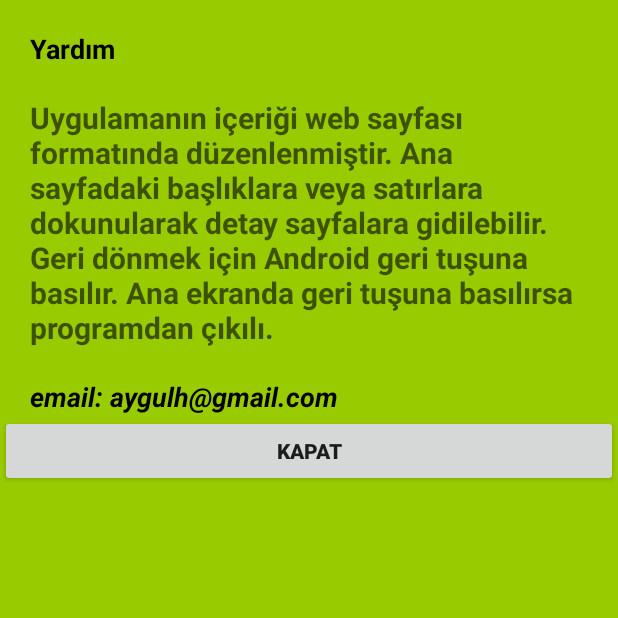
After one commit to aygulh/Bahcecilik, an Android app: the AboutActivity screen opened directly, with no data from a screen before it, on a phone screen of 412 x 824 dp, the top half of it. The commit adds this screen. Run offline under Robolectric (Android 15) with nearby library versions, the phone set to English and light mode, and no system bars.

Commit message:
tracker functionality, about screen added

```diff
--- /dev/null
+++ b/app/src/main/java/com/xagnhay/bahcecilik/AboutActivity.java
@@ -0,0 +1,30 @@
+package com.xagnhay.bahcecilik;
+
+import android.app.Activity;
+import android.os.Bundle;
+import android.view.View;
+import android.widget.Button;
+
+/**
+ * Created by hidir on 16.02.2017.
+ */
+
+public class AboutActivity extends Activity {
+
+    @Override
+    protected void onCreate(Bundle savedInstanceState) {
+        super.onCreate(savedInstanceState);
+        setContentView(R.layout.activity_about);
+
+
+
+        final Button  btnClose = (Button) findViewById(R.id.btnClose);
+        btnClose.setOnClickListener(new View.OnClickListener(){
+
+            @Override
+            public void onClick(View v) {
+                finish();
+            }
+        });
+    }
+}
--- /dev/null
+++ b/app/src/main/java/com/xagnhay/bahcecilik/BahcecilikApplication.java
@@ -0,0 +1,52 @@
+/*
+ * Copyright Google Inc. All Rights Reserved.
+ *
+ * Licensed under the Apache License, Version 2.0 (the "License");
+ * you may not use this file except in compliance with the License.
+ * You may obtain a copy of the License at
+ *
+ *     http://www.apache.org/licenses/LICENSE-2.0
+ *
+ * Unless required by applicable law or agreed to in writing, software
+ * distributed under the License is distributed on an "AS IS" BASIS,
+ * WITHOUT WARRANTIES OR CONDITIONS OF ANY KIND, either express or implied.
+ * See the License for the specific language governing permissions and
+ * limitations under the License.
+ */
+
+package com.xagnhay.bahcecilik;
+
+import android.app.Application;
+
+import com.google.android.gms.analytics.GoogleAnalytics;
+import com.google.android.gms.analytics.Tracker;
+
+/**
+ * This is a subclass of {@link Application} used to provide shared objects for this app, such as
+ * the {@link Tracker}.
+ */
+public class BahcecilikApplication extends Application {
+
+  private static GoogleAnalytics sAnalytics;
+  private static Tracker sTracker;
+
+  @Override
+  public void onCreate() {
+    super.onCreate();
+
+    sAnalytics = GoogleAnalytics.getInstance(this);
+  }
+
+  /**
+   * Gets the default {@link Tracker} for this {@link Application}.
+   * @return tracker
+   */
+  synchronized public Tracker getDefaultTracker() {
+    // To enable debug logging use: adb shell setprop log.tag.GAv4 DEBUG
+    if (sTracker == null) {
+      sTracker = sAnalytics.newTracker(R.xml.global_tracker);
+    }
+
+    return sTracker;
+  }
+}
--- a/app/src/main/java/com/xagnhay/bahcecilik/MainActivity.java
+++ b/app/src/main/java/com/xagnhay/bahcecilik/MainActivity.java
@@ -1,5 +1,6 @@
 package com.xagnhay.bahcecilik;
 
+import android.content.Intent;
 import android.support.v7.app.AppCompatActivity;
 import android.os.Bundle;
 import android.view.Menu;
@@ -8,14 +9,27 @@ import android.webkit.WebSettings;
 import android.webkit.WebView;
 import android.webkit.WebViewClient;
 
+import com.google.android.gms.analytics.Tracker;
+import com.google.android.gms.analytics.HitBuilders;
+
 public class MainActivity extends AppCompatActivity {
 
     private WebView mWebView;
+    private Tracker mTracker;
 
     @Override
     protected void onCreate(Bundle savedInstanceState) {
         super.onCreate(savedInstanceState);
         setContentView(R.layout.activity_main);
+
+        // [START shared_tracker]
+        // Obtain the shared Tracker instance.
+        BahcecilikApplication application = (BahcecilikApplication) getApplication();
+        mTracker = application.getDefaultTracker();
+
+        mTracker.setScreenName(MainActivity.class.getSimpleName());
+        mTracker.send(new HitBuilders.ScreenViewBuilder().build());
+
 
         mWebView = (WebView) findViewById(R.id.activity_main_webview);
 
@@ -45,7 +59,7 @@ public class MainActivity extends AppCompatActivity {
             super.onBackPressed();
         }
     }
-/*
+
     @Override
     public boolean onCreateOptionsMenu(Menu menu) {
         // Inflate the menu; this adds items to the action bar if it is present.
@@ -61,11 +75,13 @@ public class MainActivity extends AppCompatActivity {
         int id = item.getItemId();
 
         //noinspection SimplifiableIfStatement
-        if (id == R.id.action_settings) {
+        if (id == R.id.menu_about) {
+            Intent intent3 = new Intent(this, AboutActivity.class);
+            startActivity(intent3);
             return true;
         }
 
         return super.onOptionsItemSelected(item);
     }
-*/
+
 }
--- /dev/null
+++ b/app/src/main/res/layout/activity_about.xml
@@ -0,0 +1,84 @@
+<?xml version="1.0" encoding="utf-8"?>
+<LinearLayout xmlns:android="http://schemas.android.com/apk/res/android"
+    xmlns:tools="http://schemas.android.com/tools"
+    android:layout_width="match_parent"
+    android:layout_height="match_parent"
+    android:orientation="vertical"
+    android:background="@android:color/holo_green_light">
+
+    <LinearLayout
+        android:orientation="vertical"
+        android:layout_width="match_parent"
+        android:layout_height="wrap_content">
+
+        <TextView
+            android:text="@string/msg_help"
+            android:layout_width="match_parent"
+            android:layout_height="wrap_content"
+            android:id="@+id/textView8"
+            android:textSize="18sp"
+            android:textStyle="bold"
+            android:textColor="@android:color/black"
+            android:paddingTop="20dp"
+            android:paddingLeft="20dp" />
+
+    </LinearLayout>
+
+    <LinearLayout
+        android:orientation="vertical"
+        android:layout_width="match_parent"
+        android:layout_height="wrap_content">
+
+        <ScrollView
+            android:layout_width="match_parent"
+            android:layout_height="match_parent">
+            <LinearLayout
+                android:layout_width="match_parent"
+                android:layout_height="match_parent"
+                android:orientation="vertical" >
+
+                <TextView
+                    android:text="@string/msg_helptext"
+                    android:layout_width="match_parent"
+                    android:layout_height="match_parent"
+                    android:id="@+id/textView5"
+                    android:textSize="20sp"
+                    android:textColor="?android:attr/textColorSecondary"
+                    android:paddingLeft="20dp"
+                    android:paddingRight="20dp"
+                    android:paddingBottom="20dp"
+                    android:paddingTop="20dp"
+                    android:textStyle="normal|bold" />
+            </LinearLayout>
+
+        </ScrollView>
+    </LinearLayout>
+
+    <LinearLayout
+        android:orientation="vertical"
+        android:layout_width="match_parent"
+        android:layout_height="wrap_content"
+        android:layout_marginBottom="10dp">
+
+        <TextView
+            android:text="@string/msg_email"
+            android:layout_width="wrap_content"
+            android:layout_height="wrap_content"
+            android:id="@+id/textView4"
+            android:textSize="18sp"
+            android:textColor="@android:color/black"
+            android:textStyle="normal|bold|italic"
+            android:layout_weight="1"
+            android:paddingLeft="20dp" />
+
+        <Button
+            android:text="@string/btn_close"
+            android:layout_width="match_parent"
+            android:layout_height="wrap_content"
+            android:id="@+id/btnClose"
+            android:textStyle="bold"
+            android:layout_weight="1" />
+
+    </LinearLayout>
+
+</LinearLayout>
--- a/app/src/main/res/menu/menu_main.xml
+++ b/app/src/main/res/menu/menu_main.xml
@@ -1,6 +1,9 @@
 <menu xmlns:android="http://schemas.android.com/apk/res/android"
     xmlns:app="http://schemas.android.com/apk/res-auto"
     xmlns:tools="http://schemas.android.com/tools" tools:context=".MainActivity">
-    <item android:id="@+id/action_settings" android:title="@string/action_settings"
-        android:orderInCategory="100" app:showAsAction="never" />
+
+    <item android:title="@string/menu_about"
+        android:orderInCategory="300"
+        app:showAsAction="never"
+        android:id="@+id/menu_about" />
 </menu>
--- a/app/src/main/res/values/strings.xml
+++ b/app/src/main/res/values/strings.xml
@@ -1,5 +1,10 @@
 <resources>
     <string name="app_name">Bahçecilik Temel Bilgileri</string>
-    <string name="action_settings">Ayarlar</string>
+    <string name="menu_settings">Ayarlar</string>
+    <string name="msg_help">Yardım</string>
+    <string name="msg_helptext">Uygulamanın içeriği web sayfası formatında düzenlenmiştir. Ana sayfadaki başlıklara veya satırlara dokunularak detay sayfalara gidilebilir. Geri dönmek için Android geri tuşuna basılır. Ana ekranda geri tuşuna basılırsa programdan çıkılı.</string>
+    <string name="msg_email">email: aygulh@gmail.com</string>
+    <string name="btn_close">Kapat</string>
+    <string name="menu_about">Hakkında</string>
 
 </resources>
```
Also changed, not shown: app/src/main/res/mipmap-hdpi/ic_bahce.png (added), app/src/main/res/mipmap-mdpi/ic_bahce.png (added), app/src/main/res/mipmap-xhdpi/ic_bahce.png (added), app/src/main/res/mipmap-xxhdpi/ic_bahce.png (added), app/src/main/res/mipmap-xxxhdpi/ic_bahce.png (added).
